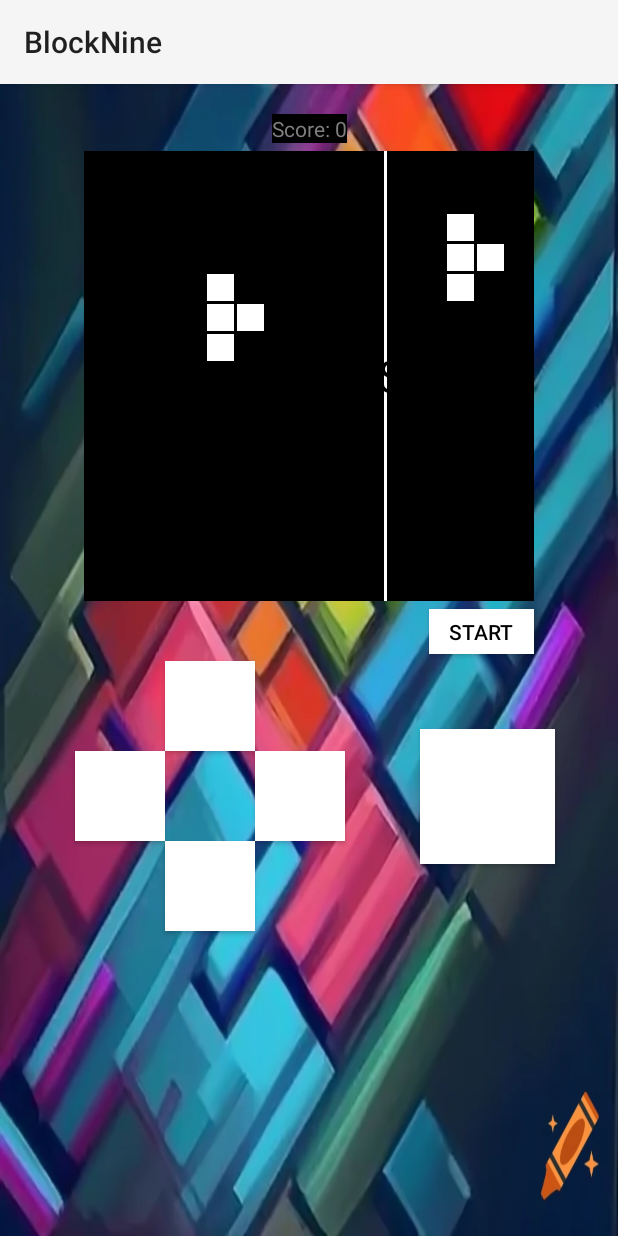
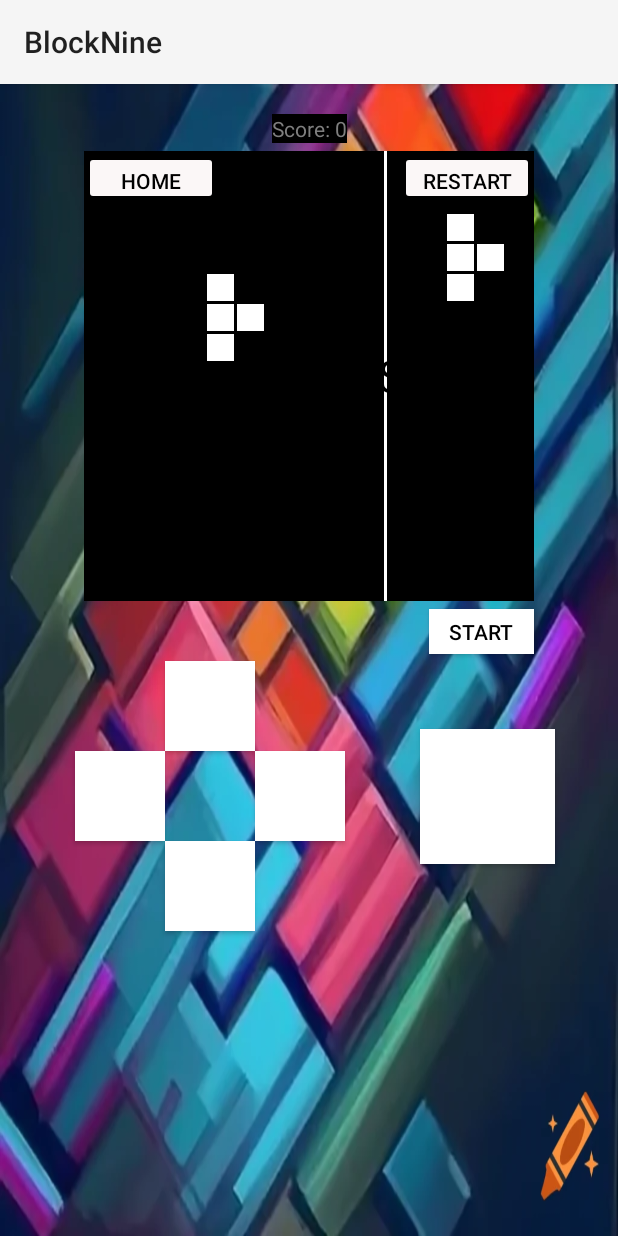
Before and after one commit to Cejaz/BloxTrixGame, an Android app: the blocknine screen opened directly, with no data from a screen before it, after a tap on "PAUSE", on a phone screen of 412 x 824 dp. Run offline under Robolectric (Android 15) with nearby library versions, the phone set to English and light mode, and no system bars; 1 other tap on this screen came first.

Commit message:
creando boton de reinicio y de redireccion a home

```diff
--- a/app/src/main/java/com/example/bloxtrixgame/blocknine.java
+++ b/app/src/main/java/com/example/bloxtrixgame/blocknine.java
@@ -3,12 +3,15 @@ package com.example.bloxtrixgame;
 import androidx.appcompat.app.AppCompatActivity;
 
 import android.annotation.SuppressLint;
+import android.content.Intent;
 import android.os.Bundle;
+import android.view.View;
 import android.widget.Button;
 import android.widget.TextView;
 
 import com.example.bloxtrixgame.modelos.ModeloJuegoFactory;
 import com.example.bloxtrixgame.modelos.TipoJuego;
+import com.example.bloxtrixgame.presentacion.EstadoJuego;
 import com.example.bloxtrixgame.presentacion.TurnoJuego;
 import com.example.bloxtrixgame.presentacion.presentacionjuego;
 import com.example.bloxtrixgame.vistas.VistaJuegoFabrica;
@@ -27,10 +30,19 @@ public class blocknine extends AppCompatActivity {
         TextView gameScoreText = findViewById(R.id.puntaje);
         TextView gameStatusText = findViewById(R.id.estado);
         Button gameCtlBtn = findViewById(R.id.botonjuego_ctl);
+        Button restCtlBtn = findViewById(R.id.botonreinicio_ctl);
+        Button homeCtlBtn = findViewById(R.id.btnHome);
+        homeCtlBtn.setOnClickListener(new View.OnClickListener() {
+            @Override
+            public void onClick(View v) {
+                Intent intent = new Intent(getApplicationContext(), MainActivity.class);
+                startActivity(intent);
+            }
+        });
 
         presentacionjuego gamePresenter = new presentacionjuego();
         gamePresenter.setGameModel(ModeloJuegoFactory.newGameModel(TipoJuego.BLOCKNINE));
-        gamePresenter.setGameView(VistaJuegoFabrica.newGameView(gameFrame, gameScoreText, gameStatusText, gameCtlBtn));
+        gamePresenter.setGameView(VistaJuegoFabrica.newGameView(gameFrame, gameScoreText, gameStatusText, gameCtlBtn, restCtlBtn, homeCtlBtn));
 
         Button upBtn = findViewById(R.id.arriba);
         Button downBtn = findViewById(R.id.down);
@@ -45,6 +57,7 @@ public class blocknine extends AppCompatActivity {
         fireBtn.setOnClickListener(v -> gamePresenter.turn(TurnoJuego.FIRE));
 
         gameCtlBtn.setOnClickListener(v -> gamePresenter.changeStatus());
+        restCtlBtn.setOnClickListener(v -> gamePresenter.restartGame());
         gamePresenter.init();
 
     }
--- a/app/src/main/java/com/example/bloxtrixgame/presentacion/presentacionjuego.java
+++ b/app/src/main/java/com/example/bloxtrixgame/presentacion/presentacionjuego.java
@@ -1,4 +1,8 @@
 package com.example.bloxtrixgame.presentacion;
+
+import android.widget.Button;
+
+import com.example.bloxtrixgame.R;
 
 public class presentacionjuego {
 
@@ -44,6 +48,12 @@ public class presentacionjuego {
         mGameModel.startGame(mGameView::draw);
     }
 
+    public void restartGame(){
+        mGameView.setScore(0);
+        mGameModel.newGame();
+        startGame();
+    }
+
     private void setStatus(EstadoJuego status) {
         if (mStatus == EstadoJuego.OVER || status == EstadoJuego.START) {
             mGameModel.newGame();
--- a/app/src/main/java/com/example/bloxtrixgame/vistas/VistaJuegoFabrica.java
+++ b/app/src/main/java/com/example/bloxtrixgame/vistas/VistaJuegoFabrica.java
@@ -8,7 +8,7 @@ public class VistaJuegoFabrica {
     private VistaJuegoFabrica() {
     }
 
-    public static vistajuego newGameView(marcojuego gameFrame, TextView gameScoreText, TextView gameStatusText, Button gameCtlBtn) {
-        return new VistaJuegoImpl(gameFrame, gameScoreText, gameStatusText, gameCtlBtn);
+    public static vistajuego newGameView(marcojuego gameFrame, TextView gameScoreText, TextView gameStatusText, Button gameCtlBtn, Button mGameRestBtn, Button homeCtlBtn) {
+        return new VistaJuegoImpl(gameFrame, gameScoreText, gameStatusText, gameCtlBtn, mGameRestBtn, homeCtlBtn);
     }
 }
--- a/app/src/main/java/com/example/bloxtrixgame/vistas/VistaJuegoImpl.java
+++ b/app/src/main/java/com/example/bloxtrixgame/vistas/VistaJuegoImpl.java
@@ -14,12 +14,16 @@ public class VistaJuegoImpl implements vistajuego {
     private final TextView mGameScoreText;
     private final TextView mGameStatusText;
     private final Button mGameCtlBtn;
+    private final Button mGameRestBtn;
+    private final Button mGamehomeBtn;
 
-    VistaJuegoImpl(marcojuego gameFrame, TextView gameScoreText, TextView gameStatusText, Button gameCtlBtn) {
+    VistaJuegoImpl(marcojuego gameFrame, TextView gameScoreText, TextView gameStatusText, Button gameCtlBtn, Button GameRestBtn, Button homeCtlBtn) {
         mGameFrame = gameFrame;
         mGameScoreText = gameScoreText;
         mGameStatusText = gameStatusText;
         mGameCtlBtn = gameCtlBtn;
+        mGameRestBtn = GameRestBtn;
+        mGamehomeBtn = homeCtlBtn;
     }
 
     @Override
@@ -43,5 +47,7 @@ public class VistaJuegoImpl implements vistajuego {
         mGameStatusText.setText(status.getValue());
         mGameStatusText.setVisibility(status == EstadoJuego.PLAYING ? View.INVISIBLE : View.VISIBLE);
         mGameCtlBtn.setText(status == EstadoJuego.PLAYING ? "Pause" : "Start");
+        mGameRestBtn.setVisibility(status == EstadoJuego.PAUSED ? View.VISIBLE : View.INVISIBLE);
+        mGamehomeBtn.setVisibility(status == EstadoJuego.PAUSED ? View.VISIBLE : View.INVISIBLE);
     }
 }
--- a/app/src/main/res/layout/activity_blocknine.xml
+++ b/app/src/main/res/layout/activity_blocknine.xml
@@ -4,8 +4,9 @@
     xmlns:tools="http://schemas.android.com/tools"
     android:layout_width="match_parent"
     android:layout_height="match_parent"
-    tools:context=".blocknine"
-    android:background="@drawable/fondo">
+    android:background="@drawable/fondo"
+    tools:context=".blocknine">
+
     <TextView
         android:id="@+id/puntaje"
         android:layout_width="wrap_content"
@@ -16,20 +17,19 @@
         android:textColor="@color/gris"
         app:layout_constraintLeft_toLeftOf="parent"
         app:layout_constraintRight_toRightOf="parent"
-    app:layout_constraintTop_toTopOf="parent"
-    />
+        app:layout_constraintTop_toTopOf="parent" />
 
     <com.example.bloxtrixgame.vistas.marcojuego
         android:id="@+id/contenedorjuego"
         android:layout_width="@dimen/juego_size"
         android:layout_height="@dimen/juego_size"
+        android:layout_marginTop="5dp"
         android:background="@color/black"
-        android:layout_marginTop="5dp"
         android:orientation="horizontal"
+        app:layout_constraintEnd_toEndOf="parent"
         app:layout_constraintStart_toStartOf="parent"
-        app:layout_constraintEnd_toEndOf="parent"
-        app:layout_constraintTop_toBottomOf="@+id/puntaje"
-        />
+        app:layout_constraintTop_toBottomOf="@+id/puntaje" />
+
     <TextView
         android:id="@+id/estado"
         android:layout_width="0dp"
@@ -38,11 +38,10 @@
         android:text="GAME OVER"
         android:textColor="@color/black"
         android:textSize="30dp"
-        app:layout_constraintTop_toTopOf="@id/contenedorjuego"
+        app:layout_constraintBottom_toBottomOf="@id/contenedorjuego"
+        app:layout_constraintEnd_toEndOf="@+id/contenedorjuego"
         app:layout_constraintStart_toStartOf="@+id/contenedorjuego"
-        app:layout_constraintEnd_toEndOf="@+id/contenedorjuego"
-        app:layout_constraintBottom_toBottomOf="@id/contenedorjuego"
-        />
+        app:layout_constraintTop_toTopOf="@id/contenedorjuego" />
 
     <Button
         android:id="@+id/botonjuego_ctl"
@@ -53,25 +52,23 @@
         android:text="Start"
         android:textColor="@color/black"
         app:layout_constraintEnd_toEndOf="@id/contenedorjuego"
-        app:layout_constraintTop_toBottomOf="@id/contenedorjuego"
-        />
+        app:layout_constraintTop_toBottomOf="@id/contenedorjuego" />
+
     <androidx.constraintlayout.widget.Guideline
         android:id="@+id/lineaguia"
         android:layout_width="wrap_content"
         android:layout_height="wrap_content"
         android:orientation="vertical"
-        app:layout_constraintGuide_percent="0.68"
-        />
+        app:layout_constraintGuide_percent="0.68" />
 
     <Button
         android:id="@+id/fire_bton"
         android:layout_width="90dp"
         android:layout_height="90dp"
         android:background="@color/white"
+        app:layout_constraintBottom_toBottomOf="@id/down"
         app:layout_constraintStart_toEndOf="@id/lineaguia"
-        app:layout_constraintTop_toTopOf="@+id/arriba"
-        app:layout_constraintBottom_toBottomOf="@id/down"
-        />
+        app:layout_constraintTop_toTopOf="@+id/arriba" />
 
     <Button
         android:id="@+id/arriba"
@@ -81,8 +78,7 @@
         android:background="@color/white"
         app:layout_constraintEnd_toStartOf="@+id/lineaguia"
         app:layout_constraintStart_toStartOf="parent"
-        app:layout_constraintTop_toBottomOf="@id/contenedorjuego"
-    />
+        app:layout_constraintTop_toBottomOf="@id/contenedorjuego" />
 
     <Button
         android:id="@+id/letf"
@@ -90,8 +86,7 @@
         android:layout_height="60dp"
         android:background="@color/white"
         app:layout_constraintEnd_toStartOf="@id/arriba"
-        app:layout_constraintTop_toBottomOf="@+id/arriba"
-        />
+        app:layout_constraintTop_toBottomOf="@+id/arriba" />
 
     <Button
         android:id="@+id/derecho"
@@ -99,16 +94,39 @@
         android:layout_height="60dp"
         android:background="@color/white"
         app:layout_constraintStart_toEndOf="@id/arriba"
-        app:layout_constraintTop_toBottomOf="@+id/arriba"
-    />
+        app:layout_constraintTop_toBottomOf="@+id/arriba" />
+
     <Button
         android:id="@+id/down"
         android:layout_width="60dp"
         android:layout_height="60dp"
         android:background="@color/white"
         app:layout_constraintStart_toEndOf="@id/letf"
-        app:layout_constraintTop_toBottomOf="@+id/letf"
-        />
+        app:layout_constraintTop_toBottomOf="@+id/letf" />
+
+    <Button
+        android:id="@+id/botonreinicio_ctl"
+        android:layout_width="89dp"
+        android:layout_height="36dp"
+        android:backgroundTint="#FBF7F7"
+        android:text="RESTART"
+        tools:layout_editor_absoluteX="56dp"
+        tools:layout_editor_absoluteY="9dp"
+        android:textColor="@color/black"
+        app:layout_constraintEnd_toEndOf="@id/contenedorjuego"
+        app:layout_constraintTop_toTopOf="@id/contenedorjuego"/>
+
+    <Button
+        android:id="@+id/btnHome"
+        android:layout_width="89dp"
+        android:layout_height="36dp"
+        android:backgroundTint="#FBF7F7"
+        android:text="HOME"
+        tools:layout_editor_absoluteX="62dp"
+        tools:layout_editor_absoluteY="50dp"
+        android:textColor="@color/black"
+        app:layout_constraintStart_toStartOf="@id/contenedorjuego"
+        app:layout_constraintTop_toTopOf="@id/contenedorjuego"/>
 
 
 </androidx.constraintlayout.widget.ConstraintLayout>
```
Lines whose indentation alone changed are shown as unchanged.
